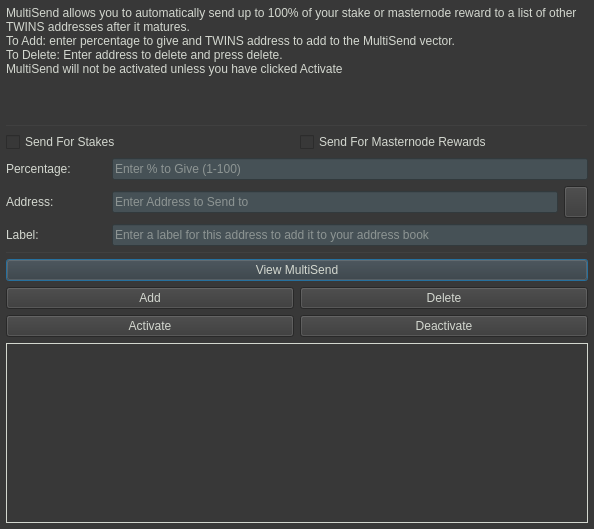
Qt form src/qt/forms/multisenddialog.ui (NewCapital/TWINS-Core) before a commit.
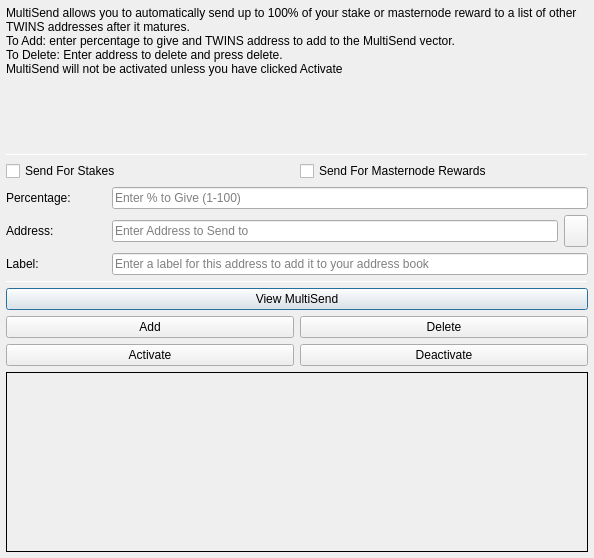
The same form after that commit. Icons and pictures are not drawn.

```diff
--- a/src/qt/forms/multisenddialog.ui
+++ b/src/qt/forms/multisenddialog.ui
@@ -10,16 +10,12 @@
     <x>0</x>
     <y>0</y>
     <width>594</width>
-    <height>529</height>
+    <height>558</height>
    </rect>
   </property>
   <property name="windowTitle">
    <string>MultiSend</string>
   </property>
-  <property name="styleSheet">
-   <string notr="true">background-color:rgb(56, 56, 56);
-color:rgb(211, 215, 207);</string>
-  </property>
   <layout class="QVBoxLayout" name="verticalLayout" stretch="0">
    <property name="leftMargin">
     <number>6</number>
@@ -116,10 +112,6 @@
            <property name="toolTip">
             <string>Enter whole numbers 1 - 100</string>
            </property>
-           <property name="styleSheet">
-            <string notr="true">background-color:rgb(70, 81, 86);
-color:rgb(211, 215, 207);</string>
-           </property>
            <property name="placeholderText">
             <string>Enter % to Give (1-100)</string>
            </property>
@@ -150,10 +142,6 @@
            <property name="toolTip">
             <string/>
            </property>
-           <property name="styleSheet">
-            <string notr="true">background-color:rgb(70, 81, 86);
-color:rgb(211, 215, 207);</string>
-           </property>
            <property name="placeholderText">
             <string>Enter Address to Send to</string>
            </property>
@@ -203,10 +191,6 @@
        </item>
        <item>
         <widget class="QLineEdit" name="labelAddressLabelEdit">
-         <property name="styleSheet">
-          <string notr="true">background-color:rgb(70, 81, 86);
-color:rgb(211, 215, 207);</string>
-         </property>
          <property name="placeholderText">
           <string>Enter a label for this address to add it to your address book</string>
          </property>
```
